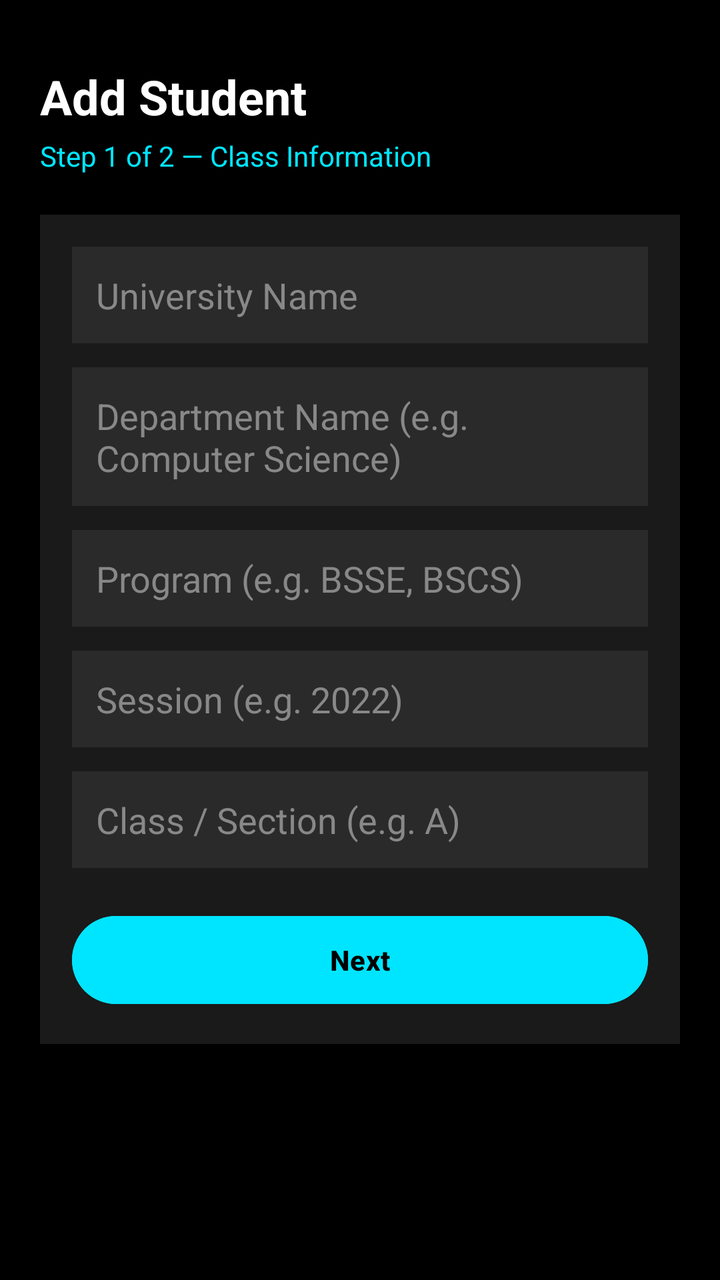
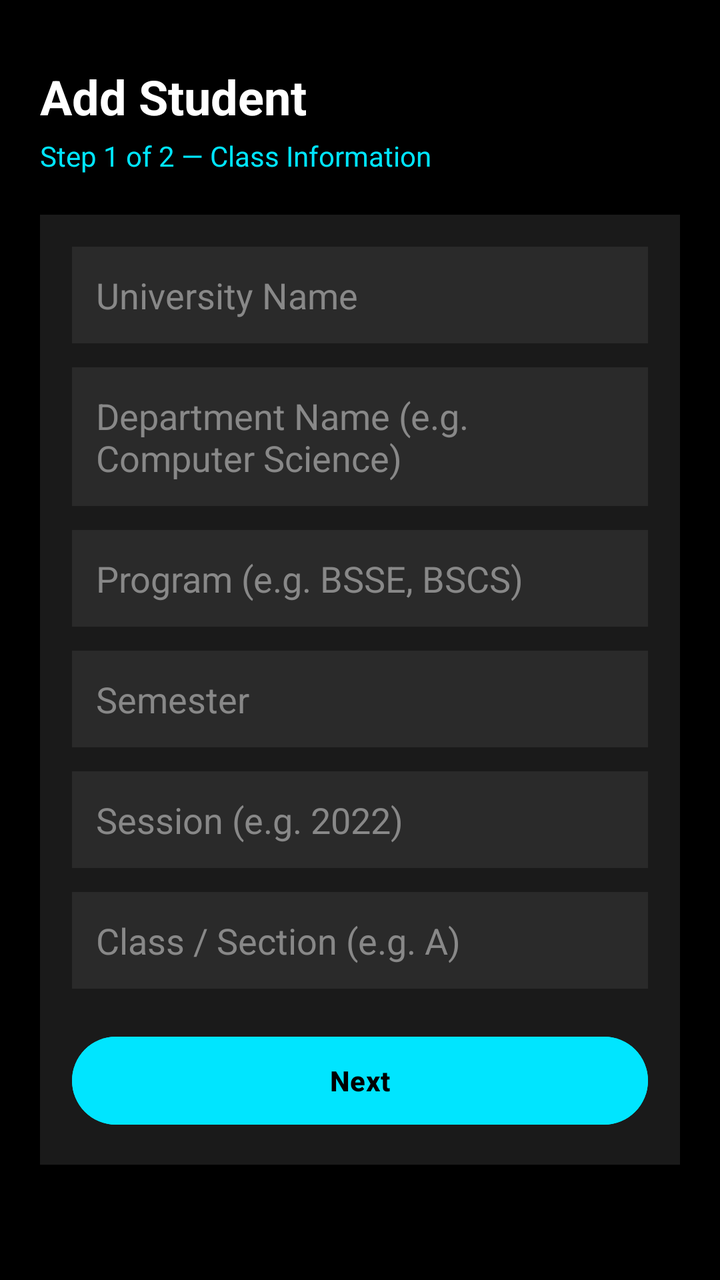

The first picture is an Android layout as it rendered before a commit; the second is the same layout after the commit. The layout source and the unified diff follow.
<!-- AndroidManifest.xml: application theme Theme.QRCodeAttendance -->
<!-- res/layout/activity_add_student.xml -->
<?xml version="1.0" encoding="utf-8"?>
<ScrollView xmlns:android="http://schemas.android.com/apk/res/android"
    xmlns:app="http://schemas.android.com/apk/res-auto"
    android:layout_width="match_parent"
    android:layout_height="match_parent"
    android:background="#000000"
    android:fillViewport="true">

    <LinearLayout
        android:layout_width="match_parent"
        android:layout_height="wrap_content"
        android:orientation="vertical"
        android:padding="20dp">

        
        <TextView
            android:id="@+id/tvHeaderTitle"
            android:layout_width="wrap_content"
            android:layout_height="wrap_content"
            android:text="Add Student"
            android:textColor="#FFFFFF"
            android:textSize="24sp"
            android:textStyle="bold"
            android:layout_marginTop="12dp"
            android:layout_marginBottom="4dp" />

        <TextView
            android:id="@+id/tvStepIndicator"
            android:layout_width="wrap_content"
            android:layout_height="wrap_content"
            android:text="Step 1 of 2 — Class Information"
            android:textColor="#00E5FF"
            android:textSize="14sp"
            android:layout_marginBottom="20dp" />

        
        <LinearLayout
            android:id="@+id/stepOneContainer"
            android:layout_width="match_parent"
            android:layout_height="wrap_content"
            android:orientation="vertical"
            android:background="#1A1A1A"
            android:padding="16dp"
            android:visibility="visible">

            <AutoCompleteTextView
                android:id="@+id/etUniversityName"
                android:layout_width="match_parent"
                android:layout_height="wrap_content"
                android:hint="University Name"
                android:textColor="#FFFFFF"
                android:textColorHint="#888888"
                android:background="#2A2A2A"
                android:padding="12dp"
                android:layout_marginBottom="12dp" />

            <AutoCompleteTextView
                android:id="@+id/etDepartmentName"
                android:layout_width="match_parent"
                android:layout_height="wrap_content"
                android:hint="Department Name (e.g. Computer Science)"
                android:textColor="#FFFFFF"
                android:textColorHint="#888888"
                android:background="#2A2A2A"
                android:padding="12dp"
                android:layout_marginBottom="12dp" />

            <AutoCompleteTextView
                android:id="@+id/etProgramName"
                android:layout_width="match_parent"
                android:layout_height="wrap_content"
                android:hint="Program (e.g. BSSE, BSCS)"
                android:textColor="#FFFFFF"
                android:textColorHint="#888888"
                android:background="#2A2A2A"
                android:padding="12dp"
                android:layout_marginBottom="12dp" />

            <AutoCompleteTextView
                android:id="@+id/etSession"
                android:layout_width="match_parent"
                android:layout_height="wrap_content"
                android:hint="Session (e.g. 2022)"
                android:textColor="#FFFFFF"
                android:textColorHint="#888888"
                android:background="#2A2A2A"
                android:padding="12dp"
                android:layout_marginBottom="12dp" />

            <AutoCompleteTextView
                android:id="@+id/etSection"
                android:layout_width="match_parent"
                android:layout_height="wrap_content"
                android:hint="Class / Section (e.g. A)"
                android:textColor="#FFFFFF"
                android:textColorHint="#888888"
                android:background="#2A2A2A"
                android:padding="12dp"
                android:layout_marginBottom="8dp" />

            <Button
                android:id="@+id/btnNextStep"
                android:layout_width="match_parent"
                android:layout_height="52dp"
                android:text="Next"
                android:textColor="#000000"
                android:textStyle="bold"
                android:backgroundTint="#00E5FF"
                android:layout_marginTop="12dp" />

        </LinearLayout>

        
        <LinearLayout
            android:id="@+id/stepTwoContainer"
            android:layout_width="match_parent"
            android:layout_height="wrap_content"
            android:orientation="vertical"
            android:background="#1A1A1A"
            android:padding="16dp"
            android:visibility="gone">

            <EditText
                android:id="@+id/etFullName"
                android:layout_width="match_parent"
                android:layout_height="52dp"
                android:hint="Full Name"
                android:inputType="textPersonName|textCapWords"
                android:textColor="#FFFFFF"
                android:textColorHint="#888888"
                android:background="#2A2A2A"
                android:padding="12dp"
                android:layout_marginBottom="12dp" />

            <EditText
                android:id="@+id/etRegNo"
                android:layout_width="match_parent"
                android:layout_height="52dp"
                android:hint="Registration No. (e.g. FA22-BSSE-045)"
                android:inputType="textCapCharacters"
                android:textColor="#FFFFFF"
                android:textColorHint="#888888"
                android:background="#2A2A2A"
                android:padding="12dp"
                android:layout_marginBottom="12dp" />

            <EditText
                android:id="@+id/etContactNumber"
                android:layout_width="match_parent"
                android:layout_height="52dp"
                android:hint="Contact Number (03XXXXXXXXX)"
                android:inputType="phone"
                android:maxLength="11"
                android:textColor="#FFFFFF"
                android:textColorHint="#888888"
                android:background="#2A2A2A"
                android:padding="12dp"
                android:layout_marginBottom="12dp" />

            <EditText
                android:id="@+id/etCnicNumber"
                android:layout_width="match_parent"
                android:layout_height="52dp"
                android:hint="CNIC Number (XXXXX-XXXXXXX-X)"
                android:inputType="number"
                android:maxLength="15"
                android:textColor="#FFFFFF"
                android:textColorHint="#888888"
                android:background="#2A2A2A"
                android:padding="12dp"
                android:layout_marginBottom="12dp" />

            <EditText
                android:id="@+id/etFatherCnicNumber"
                android:layout_width="match_parent"
                android:layout_height="52dp"
                android:hint="Father CNIC Number"
                android:inputType="number"
                android:maxLength="15"
                android:textColor="#FFFFFF"
                android:textColorHint="#888888"
                android:background="#2A2A2A"
                android:padding="12dp"
                android:layout_marginBottom="12dp" />

            <EditText
                android:id="@+id/etGuardianNumber"
                android:layout_width="match_parent"
                android:layout_height="52dp"
                android:hint="Guardian Number (03XXXXXXXXX)"
                android:inputType="phone"
                android:maxLength="11"
                android:textColor="#FFFFFF"
                android:textColorHint="#888888"
                android:background="#2A2A2A"
                android:padding="12dp"
                android:layout_marginBottom="8dp" />

            <LinearLayout
                android:layout_width="match_parent"
                android:layout_height="wrap_content"
                android:orientation="horizontal"
                android:layout_marginTop="12dp">

                <Button
                    android:id="@+id/btnBackStep"
                    android:layout_width="0dp"
                    android:layout_height="52dp"
                    android:layout_weight="1"
                    android:text="Back"
                    android:textColor="#00E5FF"
                    android:backgroundTint="#2A2A2A"
                    android:layout_marginEnd="8dp" />

                <Button
                    android:id="@+id/btnSaveStudent"
                    android:layout_width="0dp"
                    android:layout_height="52dp"
                    android:layout_weight="1"
                    android:text="Save Student"
                    android:textColor="#000000"
                    android:textStyle="bold"
                    android:backgroundTint="#00E5FF"
                    android:layout_marginStart="8dp" />

            </LinearLayout>

        </LinearLayout>

        
        <ProgressBar
            android:id="@+id/progressBar"
            android:layout_width="wrap_content"
            android:layout_height="wrap_content"
            android:layout_gravity="center"
            android:layout_marginTop="20dp"
            android:indeterminateTint="#00E5FF"
            android:visibility="gone" />

    </LinearLayout>

</ScrollView>
<!-- resources referenced by this layout -->
<resources>
  <style name="Theme.QRCodeAttendance" parent="Base.Theme.QRCodeAttendance" />
  <style name="Base.Theme.QRCodeAttendance" parent="Theme.Material3.DayNight.NoActionBar">
          
          
      </style>
</resources>

<!-- the commit's change to res/layout/activity_add_student.xml (unified diff, before → after) -->
@@ -76,6 +76,18 @@
                 android:padding="12dp"
                 android:layout_marginBottom="12dp" />
 
+            
+            <AutoCompleteTextView
+                android:id="@+id/etSemester"
+                android:layout_width="match_parent"
+                android:layout_height="wrap_content"
+                android:hint="Semester"
+                android:textColor="#FFFFFF"
+                android:textColorHint="#888888"
+                android:background="#2A2A2A"
+                android:padding="12dp"
+                android:layout_marginBottom="12dp" />
+
             <AutoCompleteTextView
                 android:id="@+id/etSession"
                 android:layout_width="match_parent"
@@ -183,6 +195,19 @@
                 android:padding="12dp"
                 android:layout_marginBottom="12dp" />
 
+            
+            <EditText
+                android:id="@+id/etFatherName"
+                android:layout_width="match_parent"
+                android:layout_height="52dp"
+                android:hint="Father / Guardian Name"
+                android:inputType="textPersonName|textCapWords"
+                android:textColor="#FFFFFF"
+                android:textColorHint="#888888"
+                android:background="#2A2A2A"
+                android:padding="12dp"
+                android:layout_marginBottom="12dp" />
+
             <EditText
                 android:id="@+id/etGuardianNumber"
                 android:layout_width="match_parent"
@@ -190,6 +215,19 @@
                 android:hint="Guardian Number (03XXXXXXXXX)"
                 android:inputType="phone"
                 android:maxLength="11"
+                android:textColor="#FFFFFF"
+                android:textColorHint="#888888"
+                android:background="#2A2A2A"
+                android:padding="12dp"
+                android:layout_marginBottom="12dp" />
+
+            
+            <EditText
+                android:id="@+id/etPersonalEmail"
+                android:layout_width="match_parent"
+                android:layout_height="52dp"
+                android:hint="Personal Email"
+                android:inputType="textEmailAddress"
                 android:textColor="#FFFFFF"
                 android:textColorHint="#888888"
                 android:background="#2A2A2A"
@@ -225,6 +263,20 @@
 
             </LinearLayout>
 
+            
+            <TextView
+                android:id="@+id/tvGeneratedStudentId"
+                android:layout_width="match_parent"
+                android:layout_height="wrap_content"
+                android:layout_marginTop="16dp"
+                android:padding="16dp"
+                android:gravity="center"
+                android:text="Student ID will appear here"
+                android:textColor="#00E5FF"
+                android:textSize="18sp"
+                android:textStyle="bold"
+                android:visibility="gone" />
+
         </LinearLayout>
 
         
